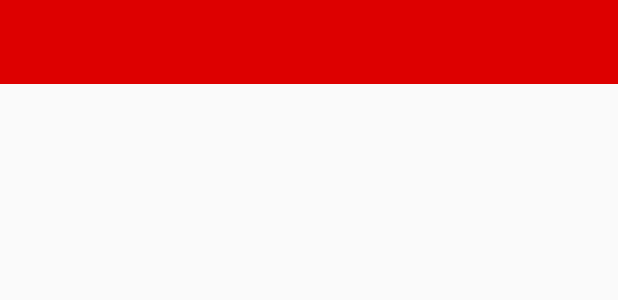
After one commit to LIULIUQIAN/MyCloudMusic, an Android app: the layout activity_comment.xml on its own in the app's theme, with its tools: preview values and no code run, on a phone screen of 412 x 824 dp. The commit adds this screen. Shown: the top 300 px of the screen. Run offline under Robolectric (Android 15) with nearby library versions, the phone set to English and light mode, and no system bars; network calls fail.

Commit message:
创建评论页面

```diff
--- a/MyCloudMusic/app/src/main/java/com/example/mycloudmusic/activity/SheetDetailActivity.java
+++ b/MyCloudMusic/app/src/main/java/com/example/mycloudmusic/activity/SheetDetailActivity.java
@@ -114,6 +114,7 @@ public class SheetDetailActivity extends BaseTitleActivity implements View.OnCli
         tv_comment_count = view.findViewById(R.id.tv_comment_count);
         bt_collection = view.findViewById(R.id.bt_collection);
         bt_collection.setOnClickListener(this);
+        ll_comment_container.setOnClickListener(this);
         return view;
     }
 
@@ -212,6 +213,11 @@ public class SheetDetailActivity extends BaseTitleActivity implements View.OnCli
             case R.id.bt_collection:
                 processCollectionClick();
                 break;
+            case R.id.ll_comment_container:
+                startActivityExtraId(CommentActivity.class,extraId());
+                break;
+
+
         }
     }
 
--- /dev/null
+++ b/MyCloudMusic/app/src/main/res/layout/activity_comment.xml
@@ -0,0 +1,22 @@
+<?xml version="1.0" encoding="utf-8"?>
+<androidx.coordinatorlayout.widget.CoordinatorLayout xmlns:android="http://schemas.android.com/apk/res/android"
+    xmlns:app="http://schemas.android.com/apk/res-auto"
+    xmlns:tools="http://schemas.android.com/tools"
+    android:layout_width="match_parent"
+    android:layout_height="match_parent"
+    tools:context=".activity.LoginActivity">
+
+    <include layout="@layout/tool_bar" />
+
+    <LinearLayout
+        android:layout_width="match_parent"
+        android:layout_height="match_parent"
+        android:orientation="vertical"
+        android:padding="@dimen/activity_margin"
+        app:layout_behavior="@string/appbar_scrolling_view_behavior">
+
+
+    </LinearLayout>
+
+
+</androidx.coordinatorlayout.widget.CoordinatorLayout>
```
Also changed, not shown: MyCloudMusic/app/src/main/AndroidManifest.xml (+5 -2 lines), MyCloudMusic/app/src/main/java/com/example/mycloudmusic/activity/CommentActivity.java (added, +23 -0 lines).
